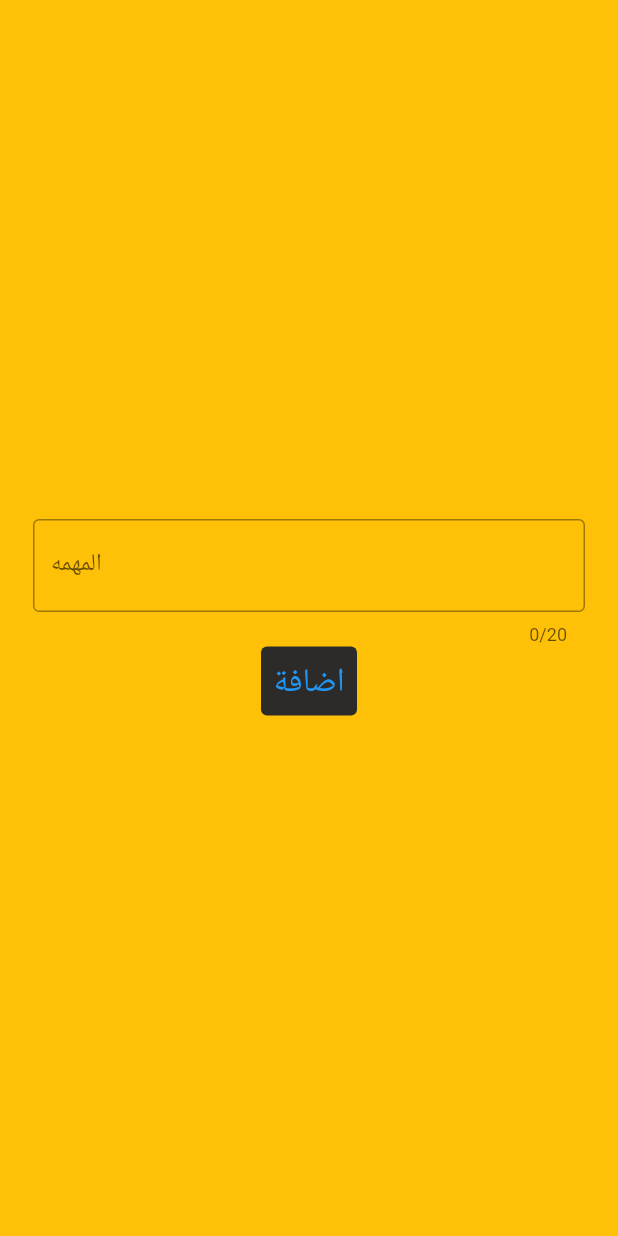
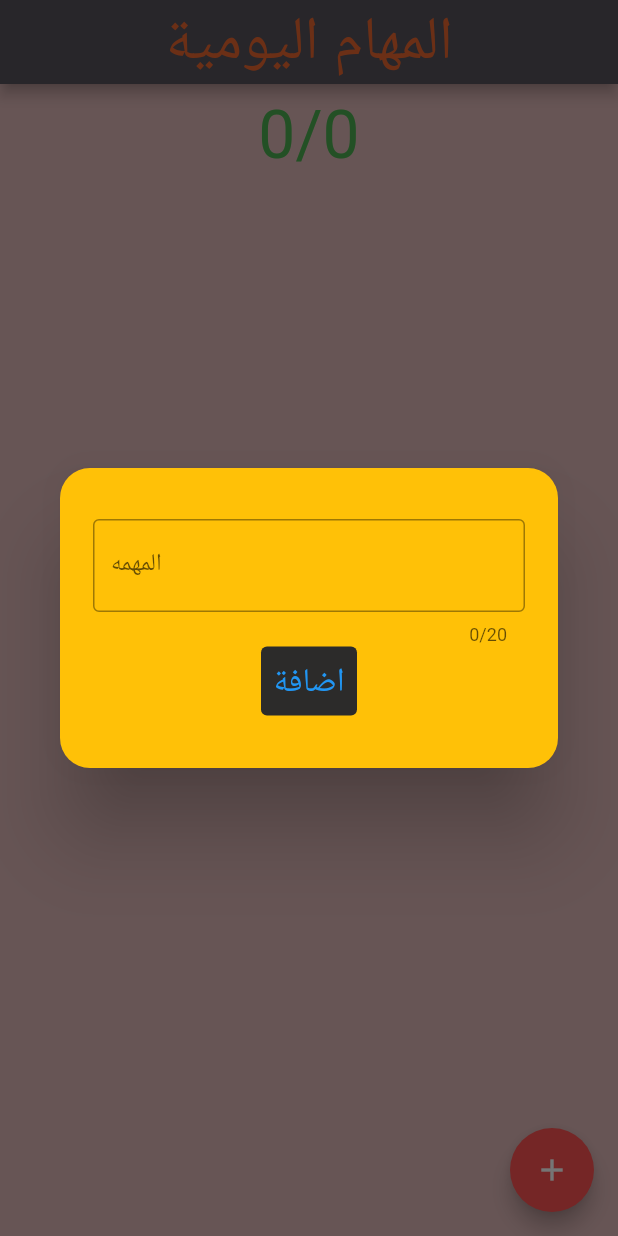
Before and after one commit to fahad3068088/flutter_application_2, a Flutter app: the screen it shows after launch, after a tap on the "add" icon, on a phone screen of 412 x 824 dp. Run offline on Flutter 3.47's test engine with Material 2 defaults, Android fonts, the phone set to English and light mode, and no system bars.

Commit message:
متغيرات

```diff
--- a/lib/main.dart
+++ b/lib/main.dart
@@ -3,7 +3,7 @@
 import 'package:flutter/material.dart';
 
 import 'widget/FractionallySizedBox.dart';
-
+import 'widget/Padding.dart';
 void main() {
   runApp(const MyApp());
 }
@@ -31,8 +31,29 @@ class Bb {
   bool hh;
   Bb({required this.hh, required this.titl});
 }
+int ali(){
+  int fahad=0;
+// ignore: avoid_function_literals_in_foreach_calls
+nn.forEach((e) {
+if (e.hh){fahad++;}
+});
+  return fahad;
+}
 
-List nn = [Bb(titl: "aaaaaaaaa", hh: false), Bb(titl: "vvvvvvv", hh: true)];
+List nn = [
+
+];
+
+nweTask() {
+  nn.add(
+    Bb(titl: vc, hh: false),
+  );
+}
+String vc = "";
+final myController = TextEditingController();
+myfun() {
+  vc = myController.text;
+}
 
 class _FhadState extends State<Fhad> {
   @override
@@ -41,34 +62,47 @@ class _FhadState extends State<Fhad> {
       floatingActionButton: FloatingActionButton(
         backgroundColor: Colors.redAccent,
         onPressed: () {
-          showModalBottomSheet(
-            isScrollControlled : true,
+          showDialog(
               context: context,
               builder: (BuildContext context) {
-                return Container(
+                return Dialog(
+                  backgroundColor: Colors.amber,
+                  shape: RoundedRectangleBorder(
+                      borderRadius: BorderRadius.circular(20)),
+                  child: Container(
                     padding: EdgeInsets.all(22),
-                  color: Colors.amber,
-                  // height: 500,
+                    height: 200,
                     child: Column(
                       mainAxisAlignment: MainAxisAlignment.center,
                       children: [
                         TextField(
                           cursorColor: Colors.red,
-
+                          controller: myController,
                           maxLength: 20,
                           decoration: InputDecoration(
-                           hintText:" اكتب المهام",
-                           border : OutlineInputBorder(),
-                            labelText :"المهمه",
+                            hintText: " اكتب المهام",
+                            border: OutlineInputBorder(),
+                            labelText: "المهمه",
                           ),
                         ),
                         TextButton(
-                        style : ButtonStyle(
-                           backgroundColor: MaterialStateProperty.all(Color.fromARGB(255, 44, 43, 42)),
+                            style: ButtonStyle(
+                              backgroundColor: MaterialStateProperty.all(
+                                  Color.fromARGB(255, 44, 43, 42)),
                             ),
-                        onPressed: () { Navigator.pop(context);},
-                        child: Text("اضافة",style: TextStyle(fontSize: 22),))
+                            onPressed: () {
+                              setState(() {
+                                myfun();
+                                nweTask();
+                                Navigator.pop(context);
+                              });
+                            },
+                            child: Text(
+                              "اضافة",
+                              style: TextStyle(fontSize: 22),
+                            ))
                       ],
+                    ),
                   ),
                 );
               });
@@ -88,7 +122,14 @@ class _FhadState extends State<Fhad> {
       ),
       // ignore: prefer_const_literals_to_create_immutables
       body: Column(
-        children: [...nn.map((e) => Fahad(vartitle: e.titl, done: e.hh))],
+        // ignore: prefer_const_literals_to_create_immutables
+        children: [
+         MyWidget(
+            aaa: nn.length,
+            bbb: ali(),
+         ),
+          ...nn.map((e) => Fahad(vartitle: e.titl, done: e.hh))
+        ],
       ),
     );
   }
--- /dev/null
+++ b/lib/widget/Padding.dart
@@ -0,0 +1,21 @@
+// ignore: file_names
+import 'package:flutter/material.dart';
+class MyWidget extends StatelessWidget {
+  // const MyWidget({super.key});
+   final int aaa;
+   final int bbb;
+   const MyWidget({super.key, required this.aaa,required this.bbb});
+  @override
+  Widget build(BuildContext context) {
+    return Padding(
+            padding: const EdgeInsets.all(8.0),
+            child: Center(
+              child: Text(
+                "${aaa}/${bbb}",
+                style: TextStyle(fontSize: 44,
+                color:(aaa==bbb)?Colors.green:Colors.red),
+              ),
+            ),
+          ) ;
+  }
+}
```
Also changed, not shown: 1 other file. Lines whose indentation alone changed are shown as unchanged.
